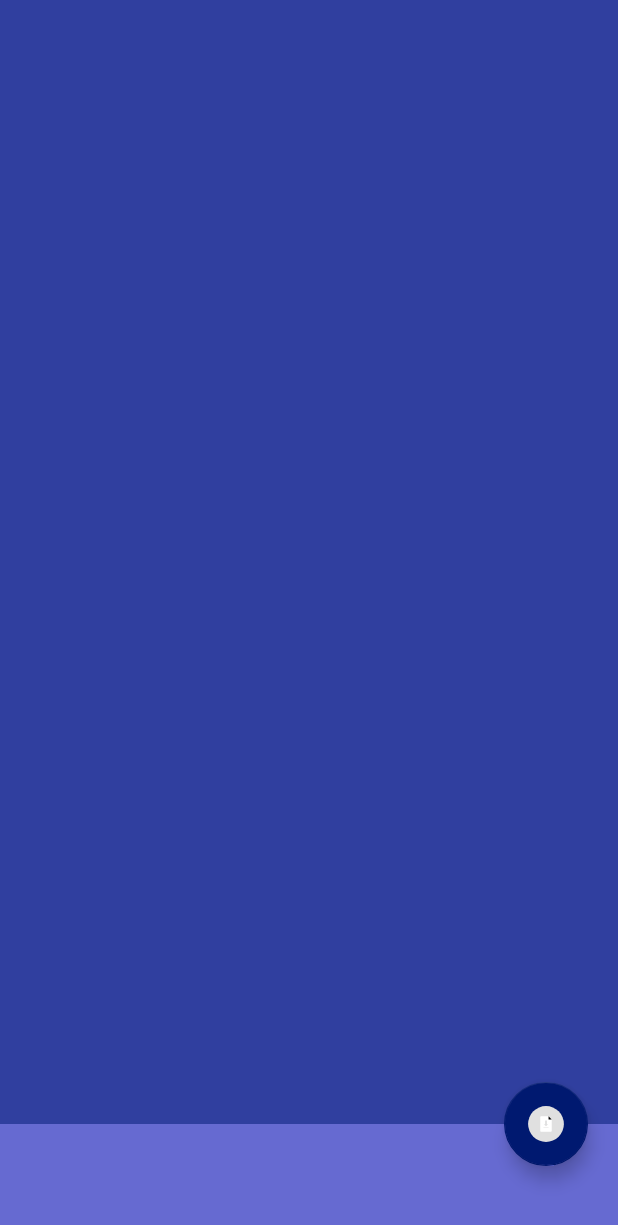
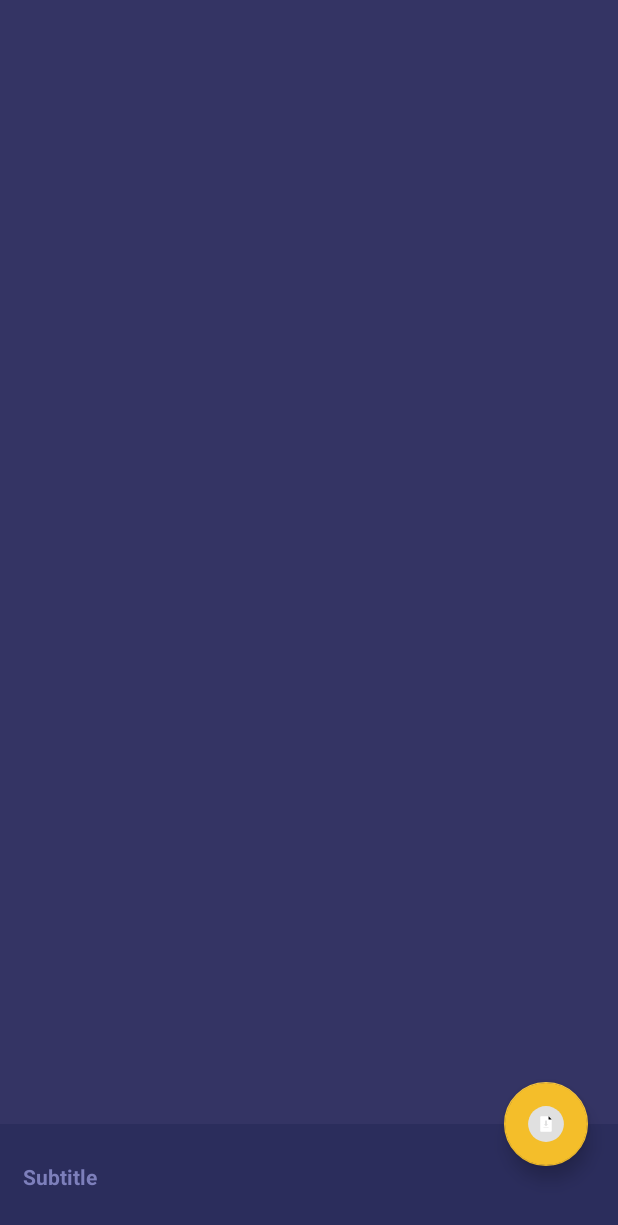
Before and after one commit to yalematta/Capstone, an Android app: the layout podcast_bottom_sheet.xml on its own in the app's theme, with its tools: preview values and no code run, on a phone screen of 412 x 824 dp. Shown: the top 1225 px of the screen. Run offline under Robolectric (Android 15) with nearby library versions, the phone set to English and light mode, and no system bars.

Commit message:
Added final color theme

```diff
--- a/app/src/main/java/com/yalematta/earcasts/ui/details/podcasts/PodcastBottomDialogFragment.java
+++ b/app/src/main/java/com/yalematta/earcasts/ui/details/podcasts/PodcastBottomDialogFragment.java
@@ -90,7 +90,7 @@ public class PodcastBottomDialogFragment extends BottomSheetDialogFragment imple
     @Override
     public void onGetDataSuccess(String message, Podcast podcast) {
         tvTitle.setText(podcast.getTitle());
-        tvDescription.setText(podcast.getDescription());
+        tvDescription.setText(podcast.getSubtitle());
 
         Glide.with(getActivity())
                 .load(podcast.getSmallImageURL())
--- a/app/src/main/java/com/yalematta/earcasts/ui/main/featured/FeaturedTabFragment.java
+++ b/app/src/main/java/com/yalematta/earcasts/ui/main/featured/FeaturedTabFragment.java
@@ -51,7 +51,7 @@ public class FeaturedTabFragment extends Fragment implements FeaturedContract.Vi
         View root = inflater.inflate(R.layout.featured_frag, container, false);
         ButterKnife.bind(this, root);
         int numberOfColumns = 3;
-        mPresenter.getFeaturedData(12, "en");
+        mPresenter.getFeaturedData(15, "en");
         gridLayoutManager = new GridLayoutManager(this.getContext(), numberOfColumns);
         recyclerView.setLayoutManager(gridLayoutManager);
 
--- a/app/src/main/res/layout/categories_frag.xml
+++ b/app/src/main/res/layout/categories_frag.xml
@@ -4,7 +4,7 @@
     android:layout_height="match_parent"
     android:fitsSystemWindows="true"
     android:orientation="vertical"
-    android:background="@android:color/black">
+    android:background="@color/colorPrimaryDark2">
 
     <ListView
         android:id="@+id/list_view"
--- a/app/src/main/res/layout/featured_frag.xml
+++ b/app/src/main/res/layout/featured_frag.xml
@@ -4,7 +4,7 @@
     android:layout_height="match_parent"
     android:fitsSystemWindows="true"
     android:orientation="vertical"
-    android:background="@android:color/black">
+    android:background="@color/colorPrimaryDark2">
 
     <android.support.v7.widget.RecyclerView
         android:id="@+id/recycler_view"
--- a/app/src/main/res/layout/podcast_bottom_sheet.xml
+++ b/app/src/main/res/layout/podcast_bottom_sheet.xml
@@ -14,7 +14,7 @@
             android:layout_width="match_parent"
             android:layout_height="match_parent"
             android:orientation="horizontal"
-            android:background="@color/colorPrimary"
+            android:background="@color/colorPrimaryLight"
             android:layout_weight="50">
 
             <ImageView
@@ -25,7 +25,7 @@
 
             <TextView
                 android:id="@+id/title"
-                android:paddingTop="22dp"
+                android:paddingTop="30dp"
                 android:layout_width="match_parent"
                 android:layout_height="wrap_content"
                 android:textColor="@android:color/white"/>
@@ -38,14 +38,26 @@
             android:layout_height="150dp"
             android:orientation="vertical"
             android:layout_weight="50"
-            android:background="@color/colorPrimaryLight">
+            android:background="@color/colorPrimary">
+
+            <TextView
+                android:maxLines="5"
+                android:textStyle="bold"
+                android:paddingTop="25dp"
+                android:paddingEnd="15dp"
+                android:paddingStart="15dp"
+                android:id="@+id/subtitle"
+                android:text="@string/subtitle"
+                android:layout_width="wrap_content"
+                android:layout_height="wrap_content"
+                android:textColor="@color/colorPrimaryLight2"/>
 
             <TextView
                 android:maxLines="5"
                 android:ellipsize="end"
-                android:paddingTop="35dp"
-                android:paddingEnd="10dp"
-                android:paddingStart="10dp"
+                android:paddingTop="5dp"
+                android:paddingEnd="15dp"
+                android:paddingStart="15dp"
                 android:id="@+id/description"
                 android:layout_width="wrap_content"
                 android:layout_height="wrap_content"
@@ -60,7 +72,7 @@
         android:layout_width="wrap_content"
         android:layout_height="wrap_content"
         app:layout_anchor="@id/LinearLayout1"
-        app:backgroundTint="@color/colorPrimaryDark"
+        app:backgroundTint="@color/colorAccent"
         app:elevation="7dp"
         android:layout_margin="20dp"
         app:layout_anchorGravity="bottom|right|end"
--- a/app/src/main/res/layout/podcast_item.xml
+++ b/app/src/main/res/layout/podcast_item.xml
@@ -3,7 +3,7 @@
     xmlns:android="http://schemas.android.com/apk/res/android"
     android:layout_width="match_parent"
     android:layout_height="wrap_content"
-    android:background="@android:color/black"
+    android:background="@color/colorPrimaryDark2"
     android:padding="3dp">
 
     <ImageView
--- a/app/src/main/res/values/colors.xml
+++ b/app/src/main/res/values/colors.xml
@@ -1,7 +1,9 @@
 <?xml version="1.0" encoding="utf-8"?>
 <resources>
-    <color name="colorPrimary">#303f9f</color>
-    <color name="colorPrimaryDark">#001970</color>
-    <color name="colorPrimaryLight">#666ad1</color>
-    <color name="colorAccent">#666ad1</color>
+    <color name="colorPrimary">#2B2D5C</color>
+    <color name="colorPrimaryDark">#24244F</color>
+    <color name="colorPrimaryDark2">#1E204C</color>
+    <color name="colorPrimaryLight">#343464</color>
+    <color name="colorPrimaryLight2">#7D7FBB</color>
+    <color name="colorAccent">#F4BE2A</color>
 </resources>
--- a/app/src/main/res/values/strings.xml
+++ b/app/src/main/res/values/strings.xml
@@ -1,4 +1,5 @@
 <resources>
     <string name="app_name">EarCasts</string>
     <string name="description">Description</string>
+    <string name="subtitle">Subtitle</string>
 </resources>
```
